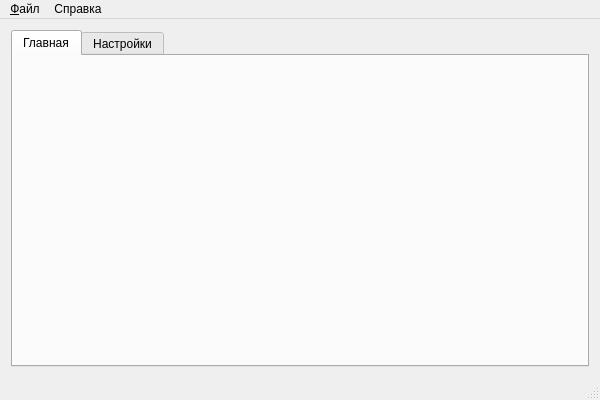
TheMrButcher/gamebase_manager, file manager/mainwindow.ui: the form before one commit.
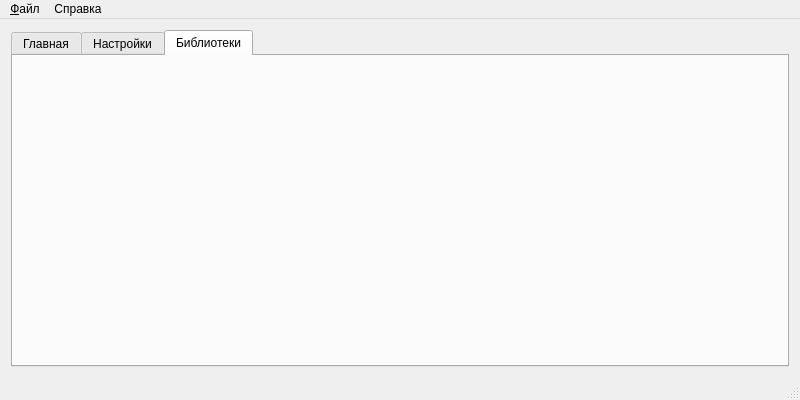
The form after the commit.

Commit message:
Added 'Libraries' tab
Also added 3rd party licenses
Closed #2

```diff
--- a/manager/mainwindow.ui
+++ b/manager/mainwindow.ui
@@ -6,7 +6,7 @@
    <rect>
     <x>0</x>
     <y>0</y>
-    <width>600</width>
+    <width>800</width>
     <height>400</height>
    </rect>
   </property>
@@ -20,7 +20,7 @@
       <item>
        <widget class="QTabWidget" name="tabWidget">
         <property name="currentIndex">
-         <number>0</number>
+         <number>2</number>
         </property>
         <widget class="QWidget" name="mainTab">
          <attribute name="title">
@@ -34,6 +34,12 @@
          </attribute>
          <layout class="QGridLayout" name="settingsLayout"/>
         </widget>
+        <widget class="QWidget" name="librariesTab">
+         <attribute name="title">
+          <string>Библиотеки</string>
+         </attribute>
+         <layout class="QGridLayout" name="librariesLayout"/>
+        </widget>
        </widget>
       </item>
      </layout>
@@ -45,7 +51,7 @@
     <rect>
      <x>0</x>
      <y>0</y>
-     <width>600</width>
+     <width>800</width>
      <height>21</height>
     </rect>
    </property>
```
The commit also changes 16 other files.
